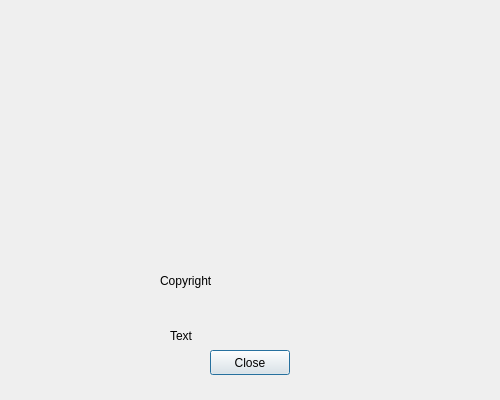
Pontax02/Proyecto-DI, file templates/dlgAbout.ui: the form before one commit.
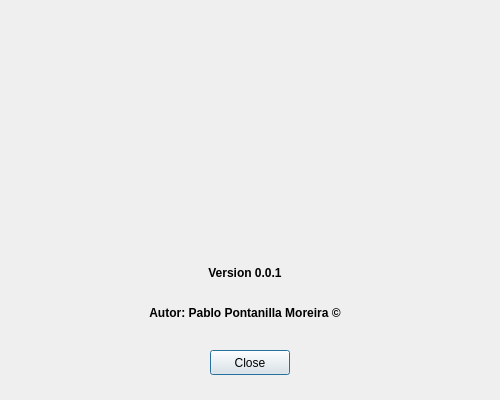
The form after the commit. Icons and pictures are not drawn.

What changed in the file:
```diff
--- a/templates/dlgAbout.ui
+++ b/templates/dlgAbout.ui
@@ -42,26 +42,34 @@
    <property name="geometry">
     <rect>
      <x>170</x>
-     <y>320</y>
-     <width>161</width>
-     <height>31</height>
-    </rect>
-   </property>
-   <property name="text">
-    <string>Text</string>
-   </property>
-  </widget>
-  <widget class="QLabel" name="label">
-   <property name="geometry">
-    <rect>
-     <x>160</x>
      <y>260</y>
-     <width>181</width>
-     <height>41</height>
+     <width>150</width>
+     <height>25</height>
     </rect>
    </property>
+   <property name="minimumSize">
+    <size>
+     <width>150</width>
+     <height>25</height>
+    </size>
+   </property>
+   <property name="maximumSize">
+    <size>
+     <width>150</width>
+     <height>25</height>
+    </size>
+   </property>
+   <property name="font">
+    <font>
+     <weight>75</weight>
+     <bold>true</bold>
+    </font>
+   </property>
    <property name="text">
-    <string>Copyright</string>
+    <string>Version 0.0.1</string>
+   </property>
+   <property name="alignment">
+    <set>Qt::AlignCenter</set>
    </property>
   </widget>
   <widget class="QPushButton" name="btnCloseabout">
@@ -89,6 +97,40 @@
     <string>Close</string>
    </property>
   </widget>
+  <widget class="QLabel" name="lblAutor">
+   <property name="geometry">
+    <rect>
+     <x>120</x>
+     <y>300</y>
+     <width>250</width>
+     <height>25</height>
+    </rect>
+   </property>
+   <property name="minimumSize">
+    <size>
+     <width>250</width>
+     <height>25</height>
+    </size>
+   </property>
+   <property name="maximumSize">
+    <size>
+     <width>250</width>
+     <height>25</height>
+    </size>
+   </property>
+   <property name="font">
+    <font>
+     <weight>75</weight>
+     <bold>true</bold>
+    </font>
+   </property>
+   <property name="text">
+    <string>Autor: Pablo Pontanilla Moreira ©</string>
+   </property>
+   <property name="alignment">
+    <set>Qt::AlignCenter</set>
+   </property>
+  </widget>
  </widget>
  <resources/>
  <connections/>
```
Left out of the diff: 2 changed lines with no effect on the pictures.
